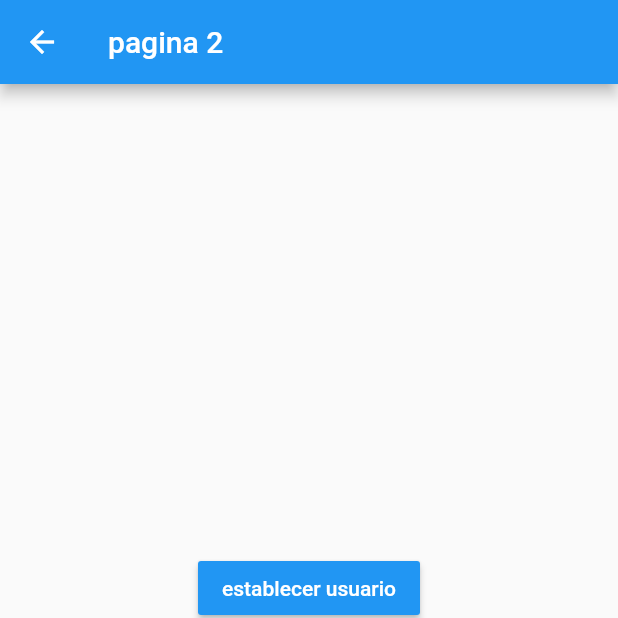
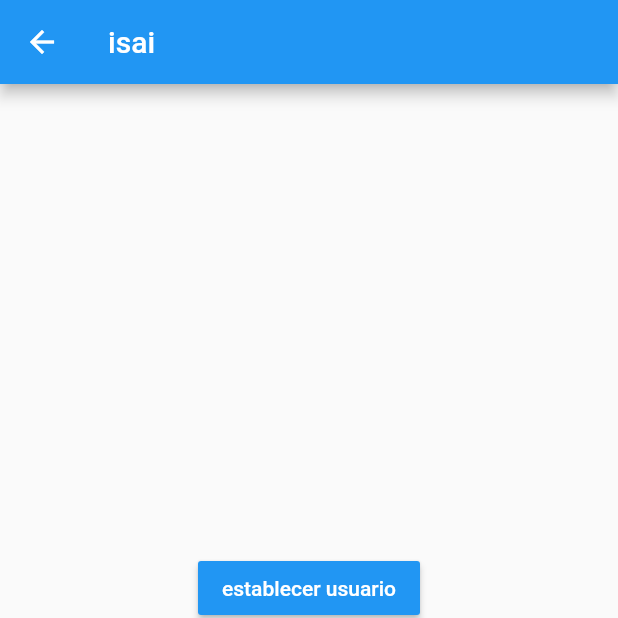
Before and after one commit to AngelIsaiRB/estados_appFlutter, a Flutter app: the Pagina2Page screen opened by its route, after a tap on "establecer usuario", on a phone screen of 412 x 824 dp, the top half of it. Run offline on Flutter 3.47's test engine with Material 2 defaults, Android fonts, the phone set to English and light mode, and no system bars.

Commit message:
end example singleton

```diff
--- a/estados_app/lib/models/usuario.dart
+++ b/estados_app/lib/models/usuario.dart
@@ -1,10 +1,13 @@
+import 'package:meta/meta.dart';
+
 class Usuario{
   String nombre;
-  String edad;
+  int edad;
   List<String> profesiones;
 
 
-  Usuario({this.nombre, this.edad, this.profesiones});
+  Usuario({@required this.nombre,@required this.edad, this.profesiones})
+  :assert (nombre != null);//obrligar a poner nombre si no lanz error
 
 
 }
--- a/estados_app/lib/pages/pagina1_page.dart
+++ b/estados_app/lib/pages/pagina1_page.dart
@@ -1,4 +1,7 @@
 import 'package:flutter/material.dart';
+
+import 'package:estados_app/services/usuario_service.dart';
+import 'package:estados_app/models/usuario.dart';
 
 class Pagina1Page extends StatelessWidget {
 
@@ -9,7 +12,14 @@ class Pagina1Page extends StatelessWidget {
       appBar: AppBar(
         title: Text("pagina 1"),
       ),
-      body: InformacionUsuario(),
+      body: StreamBuilder(
+        stream: usuarioService.usuarioStream ,
+        builder: (BuildContext context, AsyncSnapshot<Usuario> snapshot){
+          return snapshot.hasData
+          ? InformacionUsuario(usuarioService.usuario) //tambien puede ser snapshot.data
+          : Center( child: Text("no hay informacion de usuario"),);
+        },
+      ),
       floatingActionButton: FloatingActionButton(
         child: Icon(Icons.navigate_next),
         onPressed: (){
@@ -21,7 +31,9 @@ class Pagina1Page extends StatelessWidget {
 }
 
 class InformacionUsuario extends StatelessWidget {
+  final Usuario  usuario;
 
+  const InformacionUsuario( this.usuario);
 
   @override
   Widget build(BuildContext context) {
@@ -35,10 +47,10 @@ class InformacionUsuario extends StatelessWidget {
           Text("General" , style: TextStyle(fontSize: 18, fontWeight: FontWeight.bold),),
           Divider(),
           ListTile(
-            title: Text("nombre: "),
+            title: Text("nombre: ${usuario.nombre}  "),
           ),
           ListTile(
-            title: Text("edad: "),
+            title: Text("edad: ${usuario.edad}"),
           ),
            Text("Profesiones" , style: TextStyle(fontSize: 18, fontWeight: FontWeight.bold),),
           Divider(),
--- a/estados_app/lib/pages/pagina2_page.dart
+++ b/estados_app/lib/pages/pagina2_page.dart
@@ -1,4 +1,7 @@
+import 'package:estados_app/models/usuario.dart';
 import 'package:flutter/material.dart';
+
+import 'package:estados_app/services/usuario_service.dart';
 
 class Pagina2Page extends StatelessWidget {
 
@@ -7,7 +10,14 @@ class Pagina2Page extends StatelessWidget {
   Widget build(BuildContext context) {
     return Scaffold(
       appBar: AppBar(
-        title: Text("pagina 2"),
+        title: StreamBuilder(
+         stream: usuarioService.usuarioStream,
+          builder: (BuildContext context, AsyncSnapshot<Usuario> snapshot){
+            return snapshot.hasData
+            ?Text("${snapshot.data.nombre}")
+            :Text("pagina 2");
+          },
+        ),
       ),
       body: Center(
         child: Column(
@@ -16,12 +26,21 @@ class Pagina2Page extends StatelessWidget {
             MaterialButton(
               child: Text("establecer usuario", style: TextStyle(color: Colors.white),),
               color:  Colors.blue,
-              onPressed: (){},
+              onPressed: (){
+                final nuevoUsuario =  new Usuario(
+                  nombre: "isai",
+                  edad: 23,
+
+                );
+                usuarioService.cargarUsuario(nuevoUsuario );
+              },
             ),
              MaterialButton(
               child: Text("cambiar edad", style: TextStyle(color: Colors.white),),
               color:  Colors.blue,
-              onPressed: (){},
+              onPressed: (){
+                usuarioService.cambiaredad(30);
+              },
             ),
              MaterialButton(
               child: Text("añadir profesion", style: TextStyle(color: Colors.white),),
--- /dev/null
+++ b/estados_app/lib/services/usuario_service.dart
@@ -0,0 +1,33 @@
+import 'dart:async';
+
+import 'package:estados_app/models/usuario.dart';
+
+class _UsuarioService {
+
+  Usuario _usuario;
+
+  //streams
+  StreamController<Usuario> _usuarioStreamcontroller = new StreamController<Usuario>.broadcast();
+  Stream<Usuario> get usuarioStream => _usuarioStreamcontroller.stream;
+  //
+  Usuario get usuario       => this._usuario;
+  bool    get existeUsuario => (this._usuario != null)?true:false;
+
+
+  void cargarUsuario(Usuario user){
+    this._usuario=user;
+    this._usuarioStreamcontroller.add(user);
+  }
+
+  void cambiaredad(int newEdad){
+    this._usuario.edad=newEdad;
+    this._usuarioStreamcontroller.add(this._usuario);
+  }
+
+  dispose(){
+  _usuarioStreamcontroller?.close();
+  }
+
+}
+
+final usuarioService = new _UsuarioService();
```
